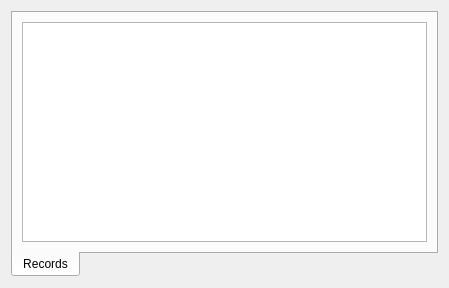
T-PLAY/hub, file applications/loader/libLoader/FormWidgetLoader.ui: the form before one commit.
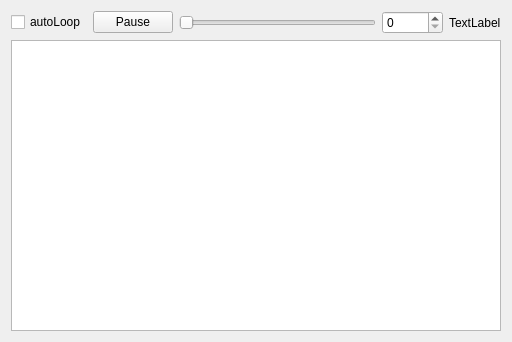
The form after the commit. Custom widgets are drawn as their Qt base class.

```diff
--- a/applications/loader/libLoader/FormWidgetLoader.ui
+++ b/applications/loader/libLoader/FormWidgetLoader.ui
@@ -6,66 +6,64 @@
    <rect>
     <x>0</x>
     <y>0</y>
-    <width>449</width>
-    <height>288</height>
+    <width>512</width>
+    <height>342</height>
    </rect>
   </property>
   <property name="windowTitle">
    <string>Form</string>
   </property>
+  <layout class="QVBoxLayout" name="verticalLayout">
+   <item>
   <layout class="QHBoxLayout" name="horizontalLayout">
    <item>
-    <widget class="QTabWidget" name="tabWidget">
-     <property name="sizePolicy">
-      <sizepolicy hsizetype="Preferred" vsizetype="Preferred">
-       <horstretch>0</horstretch>
-       <verstretch>0</verstretch>
-      </sizepolicy>
-     </property>
-     <property name="minimumSize">
-      <size>
-       <width>0</width>
-       <height>0</height>
-      </size>
-     </property>
-     <property name="maximumSize">
-      <size>
-       <width>16777215</width>
-       <height>16777215</height>
-      </size>
-     </property>
-     <property name="baseSize">
-      <size>
-       <width>0</width>
-       <height>0</height>
-      </size>
-     </property>
-     <property name="tabPosition">
-      <enum>QTabWidget::South</enum>
-     </property>
-     <property name="currentIndex">
-      <number>0</number>
-     </property>
-     <widget class="QWidget" name="tabRecords">
-      <attribute name="title">
-       <string>Records</string>
-      </attribute>
-      <layout class="QHBoxLayout" name="horizontalLayout_3">
+      <widget class="QCheckBox" name="checkBox_autoLoop">
+       <property name="text">
+        <string>autoLoop</string>
+       </property>
+      </widget>
+     </item>
+     <item>
+      <widget class="QPushButton" name="pushButton_playPause">
+       <property name="text">
+        <string>Pause</string>
+       </property>
+      </widget>
+     </item>
+     <item>
+      <widget class="QSlider" name="horizontalSlider_iAcq">
+       <property name="orientation">
+        <enum>Qt::Horizontal</enum>
+       </property>
+      </widget>
+     </item>
+     <item>
+      <widget class="QSpinBox" name="spinBox_iAcq">
+       <property name="maximum">
+        <number>10000</number>
+       </property>
+      </widget>
+     </item>
+     <item>
+      <widget class="QLabel" name="label_nAcq">
+       <property name="text">
+        <string>TextLabel</string>
+       </property>
+      </widget>
+     </item>
+    </layout>
+   </item>
        <item>
         <widget class="TreeViewStream" name="treeView_record">
          <property name="enabled">
           <bool>true</bool>
          </property>
          <property name="sizePolicy">
-          <sizepolicy hsizetype="Preferred" vsizetype="Preferred">
+      <sizepolicy hsizetype="Preferred" vsizetype="Expanding">
            <horstretch>0</horstretch>
            <verstretch>0</verstretch>
           </sizepolicy>
          </property>
-        </widget>
-       </item>
-      </layout>
-     </widget>
     </widget>
    </item>
   </layout>
```
Lines whose indentation alone changed are shown as unchanged.
